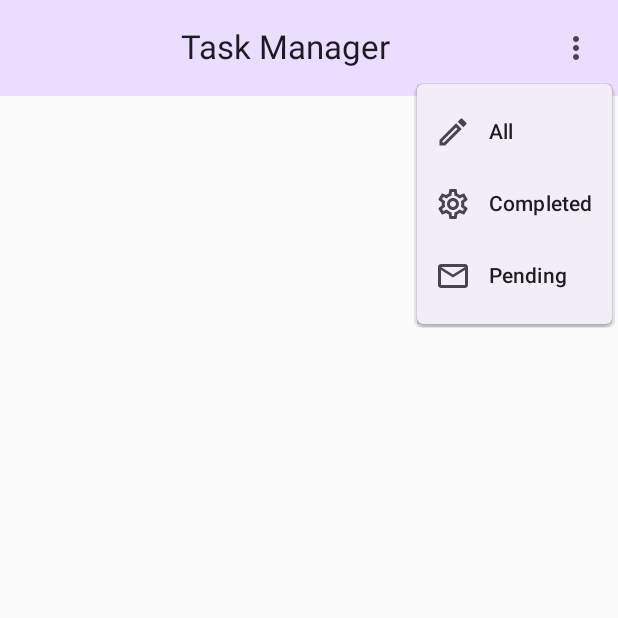
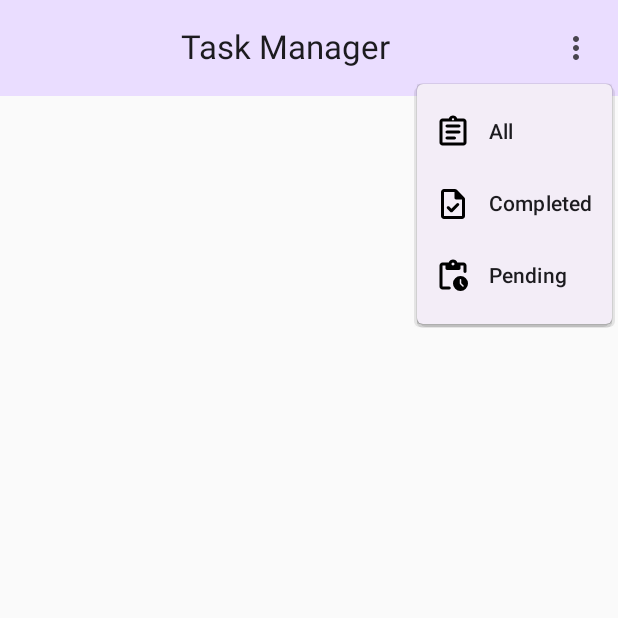
Before and after one commit to rulfox/taskmanager, an Android app built with Jetpack Compose: the screen it shows after launch (MainActivity), after a tap on "Open Menu", on a phone screen of 412 x 824 dp, the top half of it. Run offline under Robolectric (Android 15) with nearby library versions, the phone set to English and light mode, and no system bars; our stand-ins replace Dagger/Hilt's generated code, Room's generated code, Timber.

Commit message:
- Toolbar issue fixed

```diff
--- a/app/src/main/java/com/aswin/taskmanager/feature/list/presentation/TaskListComposable.kt
+++ b/app/src/main/java/com/aswin/taskmanager/feature/list/presentation/TaskListComposable.kt
@@ -1,6 +1,7 @@
 package com.aswin.taskmanager.feature.list.presentation
 
 import androidx.compose.animation.animateContentSize
+import androidx.compose.foundation.Image
 import androidx.compose.foundation.background
 import androidx.compose.foundation.clickable
 import androidx.compose.foundation.layout.Arrangement
@@ -46,6 +47,7 @@ import androidx.compose.ui.Modifier
 import androidx.compose.ui.draw.clip
 import androidx.compose.ui.graphics.Color
 import androidx.compose.ui.graphics.vector.ImageVector
+import androidx.compose.ui.res.painterResource
 import androidx.compose.ui.res.stringResource
 import androidx.compose.ui.text.style.TextAlign
 import androidx.compose.ui.text.style.TextOverflow
@@ -248,9 +250,9 @@ fun TaskManagerAppBar(onFilterSelected: (FilterStatus) -> Unit) {
                         onFilterSelected(FilterStatus.ALL)
                     },
                     leadingIcon = {
-                        Icon(
-                            Icons.Outlined.Edit,
-                            contentDescription = null
+                        Image(
+                            painter = painterResource(R.drawable.all_filter),
+                            contentDescription = "All"
                         )
                     }
                 )
@@ -264,9 +266,9 @@ fun TaskManagerAppBar(onFilterSelected: (FilterStatus) -> Unit) {
                         onFilterSelected(FilterStatus.COMPLETED)
                     },
                     leadingIcon = {
-                        Icon(
-                            Icons.Outlined.Settings,
-                            contentDescription = null
+                        Image(
+                            painter = painterResource(R.drawable.completed_filter),
+                            contentDescription = "Completed"
                         )
                     }
                 )
@@ -280,9 +282,9 @@ fun TaskManagerAppBar(onFilterSelected: (FilterStatus) -> Unit) {
                         onFilterSelected(FilterStatus.PENDING)
                     },
                     leadingIcon = {
-                        Icon(
-                            Icons.Outlined.Email,
-                            contentDescription = null
+                        Image(
+                            painter = painterResource(R.drawable.pending_filter),
+                            contentDescription = "Pending"
                         )
                     }
                 )
--- a/app/src/main/java/com/aswin/taskmanager/feature/list/presentation/TaskListScreen.kt
+++ b/app/src/main/java/com/aswin/taskmanager/feature/list/presentation/TaskListScreen.kt
@@ -4,6 +4,7 @@ import android.content.res.Configuration
 import androidx.compose.foundation.layout.Box
 import androidx.compose.foundation.layout.Column
 import androidx.compose.foundation.layout.fillMaxSize
+import androidx.compose.foundation.layout.navigationBarsPadding
 import androidx.compose.foundation.layout.padding
 import androidx.compose.foundation.lazy.LazyColumn
 import androidx.compose.foundation.lazy.items
@@ -90,6 +91,7 @@ fun TaskListingContentPortrait(state: TaskListState, taskListingCallback: TaskLi
         FloatingActionButton(
             onClick = taskListingCallback.onCreateTaskClicked,
             modifier = Modifier
+                .navigationBarsPadding()
                 .padding(16.dp)
                 .align(Alignment.BottomEnd)
         ) {
--- /dev/null
+++ b/app/src/main/res/drawable/all_filter.xml
@@ -0,0 +1,5 @@
+<vector xmlns:android="http://schemas.android.com/apk/res/android" android:autoMirrored="true" android:height="24dp" android:tint="#000000" android:viewportHeight="960" android:viewportWidth="960" android:width="24dp">
+
+    <path android:fillColor="@android:color/white" android:pathData="M200,840Q167,840 143.5,816.5Q120,793 120,760L120,200Q120,167 143.5,143.5Q167,120 200,120L368,120Q381,84 411.5,62Q442,40 480,40Q518,40 548.5,62Q579,84 592,120L760,120Q793,120 816.5,143.5Q840,167 840,200L840,760Q840,793 816.5,816.5Q793,840 760,840L200,840ZM200,760L760,760Q760,760 760,760Q760,760 760,760L760,200Q760,200 760,200Q760,200 760,200L200,200Q200,200 200,200Q200,200 200,200L200,760Q200,760 200,760Q200,760 200,760ZM320,680L520,680Q537,680 548.5,668.5Q560,657 560,640Q560,623 548.5,611.5Q537,600 520,600L320,600Q303,600 291.5,611.5Q280,623 280,640Q280,657 291.5,668.5Q303,680 320,680ZM320,520L640,520Q657,520 668.5,508.5Q680,497 680,480Q680,463 668.5,451.5Q657,440 640,440L320,440Q303,440 291.5,451.5Q280,463 280,480Q280,497 291.5,508.5Q303,520 320,520ZM320,360L640,360Q657,360 668.5,348.5Q680,337 680,320Q680,303 668.5,291.5Q657,280 640,280L320,280Q303,280 291.5,291.5Q280,303 280,320Q280,337 291.5,348.5Q303,360 320,360ZM480,170Q493,170 501.5,161.5Q510,153 510,140Q510,127 501.5,118.5Q493,110 480,110Q467,110 458.5,118.5Q450,127 450,140Q450,153 458.5,161.5Q467,170 480,170ZM200,760Q200,760 200,760Q200,760 200,760L200,200Q200,200 200,200Q200,200 200,200L200,200Q200,200 200,200Q200,200 200,200L200,760Q200,760 200,760Q200,760 200,760Z"/>
+
+</vector>
--- /dev/null
+++ b/app/src/main/res/drawable/arrow_back.xml
@@ -0,0 +1,5 @@
+<vector xmlns:android="http://schemas.android.com/apk/res/android" android:height="24dp" android:tint="#000000" android:viewportHeight="960" android:viewportWidth="960" android:width="24dp">
+
+    <path android:fillColor="@android:color/white" android:pathData="M382,480L676,774Q691,789 690.5,809Q690,829 675,844Q660,859 640,859Q620,859 605,844L297,537Q285,525 279,510Q273,495 273,480Q273,465 279,450Q285,435 297,423L605,115Q620,100 640.5,100.5Q661,101 676,116Q691,131 691,151Q691,171 676,186L382,480Z"/>
+
+</vector>
--- /dev/null
+++ b/app/src/main/res/drawable/completed_filter.xml
@@ -0,0 +1,5 @@
+<vector xmlns:android="http://schemas.android.com/apk/res/android" android:height="24dp" android:tint="#000000" android:viewportHeight="960" android:viewportWidth="960" android:width="24dp">
+
+    <path android:fillColor="@android:color/white" android:pathData="M437,605L381,549Q375,543 368,540Q361,537 353.5,537Q346,537 338.5,540Q331,543 325,549Q313,561 313,577.5Q313,594 325,606L410,692Q416,698 423,700.5Q430,703 438,703Q446,703 453,700.5Q460,698 466,692L635,523Q647,511 647,494Q647,477 635,465Q623,453 606,453Q589,453 577,465L437,605ZM240,880Q207,880 183.5,856.5Q160,833 160,800L160,160Q160,127 183.5,103.5Q207,80 240,80L527,80Q543,80 557.5,86Q572,92 583,103L777,297Q788,308 794,322.5Q800,337 800,353L800,800Q800,833 776.5,856.5Q753,880 720,880L240,880ZM520,320L520,160L240,160Q240,160 240,160Q240,160 240,160L240,800Q240,800 240,800Q240,800 240,800L720,800Q720,800 720,800Q720,800 720,800L720,360L560,360Q543,360 531.5,348.5Q520,337 520,320ZM240,160L240,160L240,320Q240,337 240,348.5Q240,360 240,360L240,360L240,160L240,320Q240,337 240,348.5Q240,360 240,360L240,360L240,800Q240,800 240,800Q240,800 240,800L240,800Q240,800 240,800Q240,800 240,800L240,160Q240,160 240,160Q240,160 240,160Z"/>
+
+</vector>
--- /dev/null
+++ b/app/src/main/res/drawable/pending_filter.xml
@@ -0,0 +1,5 @@
+<vector xmlns:android="http://schemas.android.com/apk/res/android" android:height="24dp" android:tint="#000000" android:viewportHeight="960" android:viewportWidth="960" android:width="24dp">
+
+    <path android:fillColor="@android:color/white" android:pathData="M680,880Q597,880 538.5,821.5Q480,763 480,680Q480,597 538.5,538.5Q597,480 680,480Q763,480 821.5,538.5Q880,597 880,680Q880,763 821.5,821.5Q763,880 680,880ZM700,672L700,580Q700,572 694,566Q688,560 680,560Q672,560 666,566Q660,572 660,580L660,671Q660,679 663,686.5Q666,694 672,700L733,761Q739,767 747,767Q755,767 761,761Q767,755 767,747Q767,739 761,733L700,672ZM200,840Q167,840 143.5,816.5Q120,793 120,760L120,200Q120,167 143.5,143.5Q167,120 200,120L367,120Q378,85 410,62.5Q442,40 480,40Q520,40 551.5,62.5Q583,85 594,120L760,120Q793,120 816.5,143.5Q840,167 840,200L840,360Q840,377 828.5,388.5Q817,400 800,400Q783,400 771.5,388.5Q760,377 760,360L760,200Q760,200 760,200Q760,200 760,200L680,200L680,280Q680,297 668.5,308.5Q657,320 640,320L320,320Q303,320 291.5,308.5Q280,297 280,280L280,200L200,200Q200,200 200,200Q200,200 200,200L200,760Q200,760 200,760Q200,760 200,760L380,760Q397,760 408.5,771.5Q420,783 420,800Q420,817 408.5,828.5Q397,840 380,840L200,840ZM480,200Q497,200 508.5,188.5Q520,177 520,160Q520,143 508.5,131.5Q497,120 480,120Q463,120 451.5,131.5Q440,143 440,160Q440,177 451.5,188.5Q463,200 480,200Z"/>
+
+</vector>
```
Also changed, not shown: app/src/main/java/com/aswin/taskmanager/core/util/ExtensionFunctions.kt (+7 -0 lines), app/src/main/java/com/aswin/taskmanager/feature/create/presentation/CreateTaskComposable.kt (+17 -0 lines), app/src/main/java/com/aswin/taskmanager/feature/create/presentation/TaskCreationScreen.kt (+25 -9 lines).
